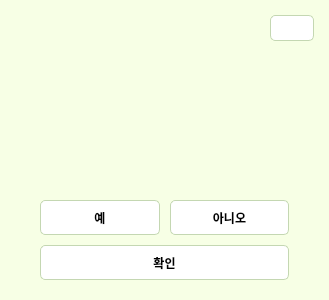
Before: the Qt Designer form UI/DialogWarning.ui in song030/CropFairy, drawn with Qt 5.
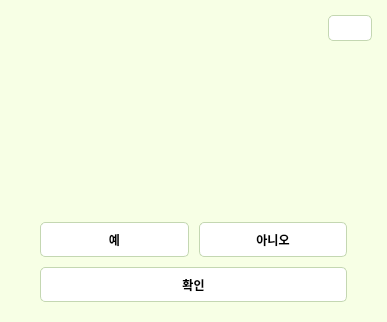
After: the same form once the commit is applied. Icons and pictures are not drawn.

```diff
--- a/UI/DialogWarning.ui
+++ b/UI/DialogWarning.ui
@@ -9,8 +9,8 @@
    <rect>
     <x>0</x>
     <y>0</y>
-    <width>329</width>
-    <height>300</height>
+    <width>387</width>
+    <height>322</height>
    </rect>
   </property>
   <property name="minimumSize">
@@ -179,7 +179,7 @@
           <property name="font">
            <font>
             <family>Malgun Gothic</family>
-            <pointsize>10</pointsize>
+            <pointsize>9</pointsize>
             <weight>75</weight>
             <bold>true</bold>
            </font>
```
